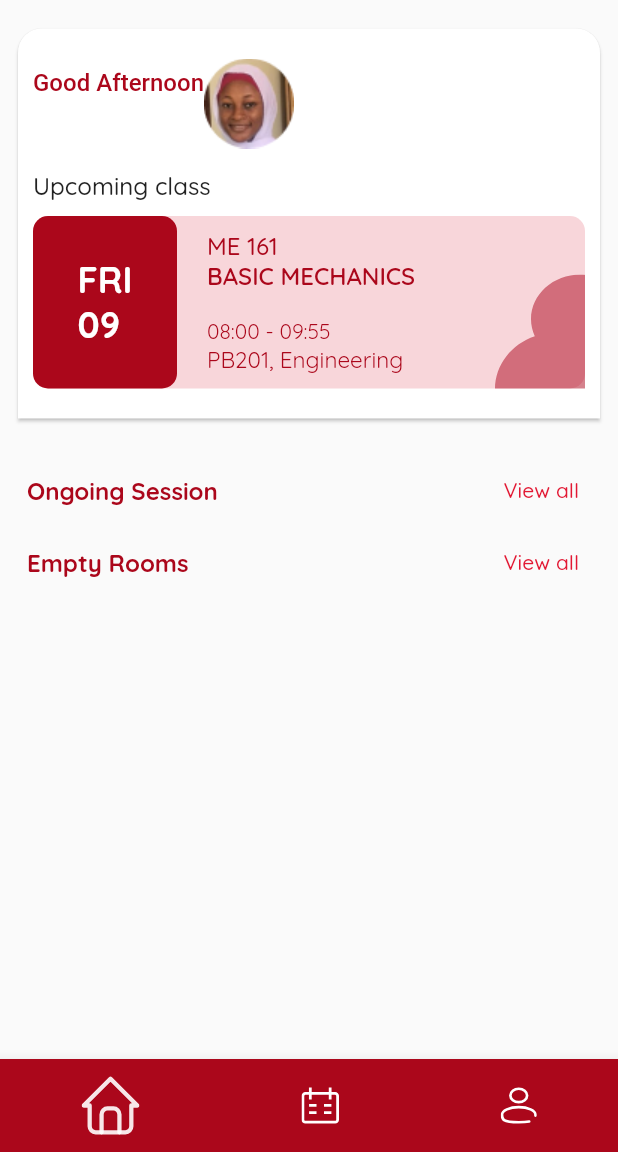
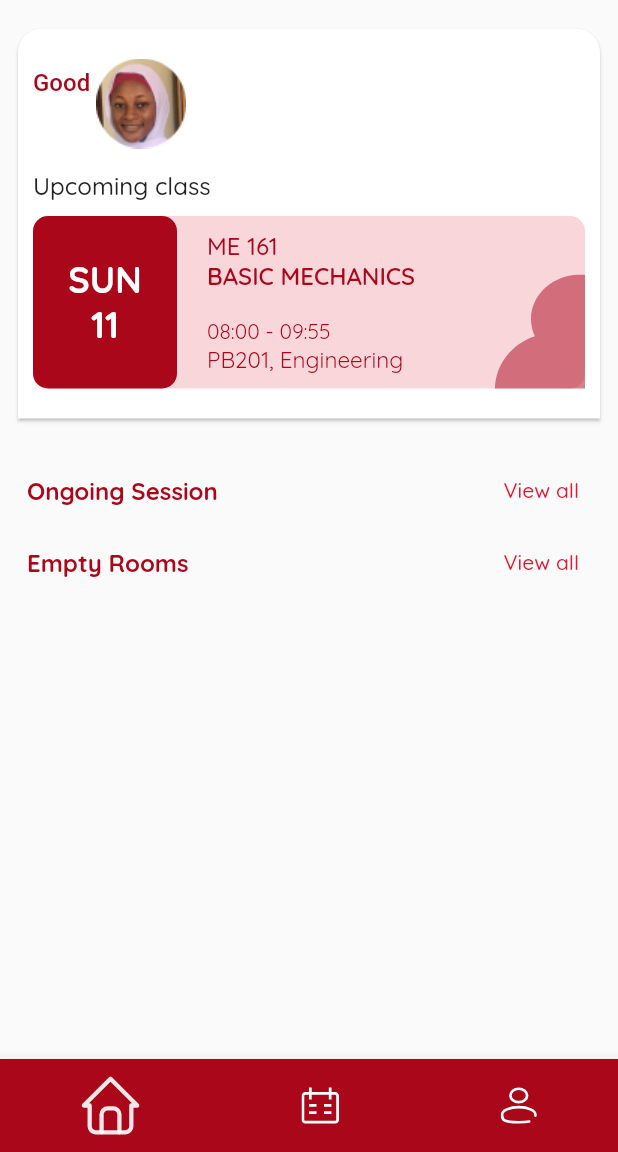
Before and after one commit to lazycoder1996/class-finder, a Flutter app: the Dashboard screen opened directly, on a phone screen of 412 x 824 dp, the part 84-1236 px from its top. Run offline on Flutter 3.47's test engine with Material 2 defaults, Android fonts, the phone set to English and light mode, and no system bars; our stand-ins replace flutter_svg, get, lottie, shared_preferences; accounts and stored records are empty.

Commit message:
date/time changs

```diff
--- a/lib/views/screens/home/home_screen.dart
+++ b/lib/views/screens/home/home_screen.dart
@@ -1,6 +1,7 @@
 import 'package:flutter/material.dart';
 import 'package:flutter_svg/flutter_svg.dart';
 import 'package:get/get.dart';
+import 'package:intl/intl.dart';
 import 'package:timetable_app/controllers/user_controller.dart';
 import 'package:timetable_app/helpers/extensions.dart';
 import 'package:timetable_app/helpers/font_styles.dart';
@@ -20,6 +21,13 @@ class _HomeScreenState extends State<HomeScreen> {
 
   @override
   Widget build(BuildContext context) {
+    String greeting = '';
+    int hour = DateTime.now().hour;
+    if (hour > 12 && hour < 16) {
+      greeting = 'Afternoon';
+    } else if (hour >= 16) {
+      greeting = 'Evening';
+    }
     return SingleChildScrollView(
       child: Padding(
         padding: const EdgeInsets.symmetric(horizontal: 8, vertical: 15),
@@ -47,7 +55,7 @@ class _HomeScreenState extends State<HomeScreen> {
                                 TextSpan(
                                   children: [
                                     TextSpan(
-                                      text: 'Good Afternoon\n',
+                                      text: 'Good $greeting\n',
                                       style: medium(16).copyWith(
                                         color: Theme.of(context).primaryColor,
                                       ),
@@ -105,6 +113,8 @@ class UpcomingClass extends StatelessWidget {
 
   @override
   Widget build(BuildContext context) {
+    String day = DateFormat().add_E().format(DateTime.now());
+    String date = DateFormat().add_d().format(DateTime.now());
     return Container(
       height: 115,
       decoration: BoxDecoration(
@@ -124,9 +134,9 @@ class UpcomingClass extends StatelessWidget {
                   borderRadius: BorderRadius.circular(10),
                 ),
                 child: Text(
-                  // TODO: TAKE ACTUAL DAY AND FORMAT ACCODINGLY
-                  'FRI\n09',
+                  '${day.toUpperCase()}\n${date.padLeft(2, '0')}',
                   style: bold(24).copyWith(color: Colors.white),
+                  textAlign: TextAlign.center,
                 ),
               ),
               20.w,
--- a/pubspec.yaml
+++ b/pubspec.yaml
@@ -41,6 +41,7 @@ dependencies:
   flutter_svg: ^1.1.6
   http: ^0.13.5
   shared_preferences: ^2.1.2
+  intl: ^0.18.1
 
 dev_dependencies:
   flutter_test:
```
Also changed, not shown: pubspec.lock.
